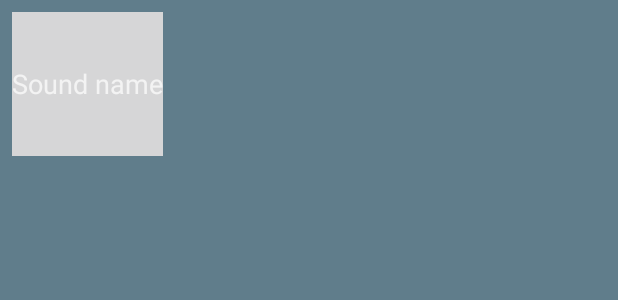
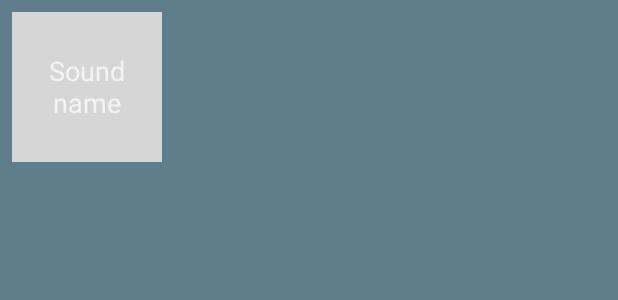
Before and after one commit to 7true/BeatBox, an Android app: the layout list_item_sound.xml on its own in the app's theme, with its tools: preview values and no code run, on a phone screen of 412 x 824 dp. Shown: the top 300 px of the screen. Run offline under Robolectric (Android 15) with nearby library versions, the phone set to English and light mode, and no system bars.

Commit message:
BeatBox ch 21 graphObjects

```diff
--- a/app/src/main/res/layout/list_item_sound.xml
+++ b/app/src/main/res/layout/list_item_sound.xml
@@ -8,8 +8,8 @@
 
     <Button
         android:id="@+id/list_item_sound_button"
-        android:layout_width="match_parent"
-        android:layout_height="match_parent"
+        android:layout_width="100dp"
+        android:layout_height="100dp"
         android:layout_gravity="center"
         tools:text="Sound name"/>
 </FrameLayout>
```
